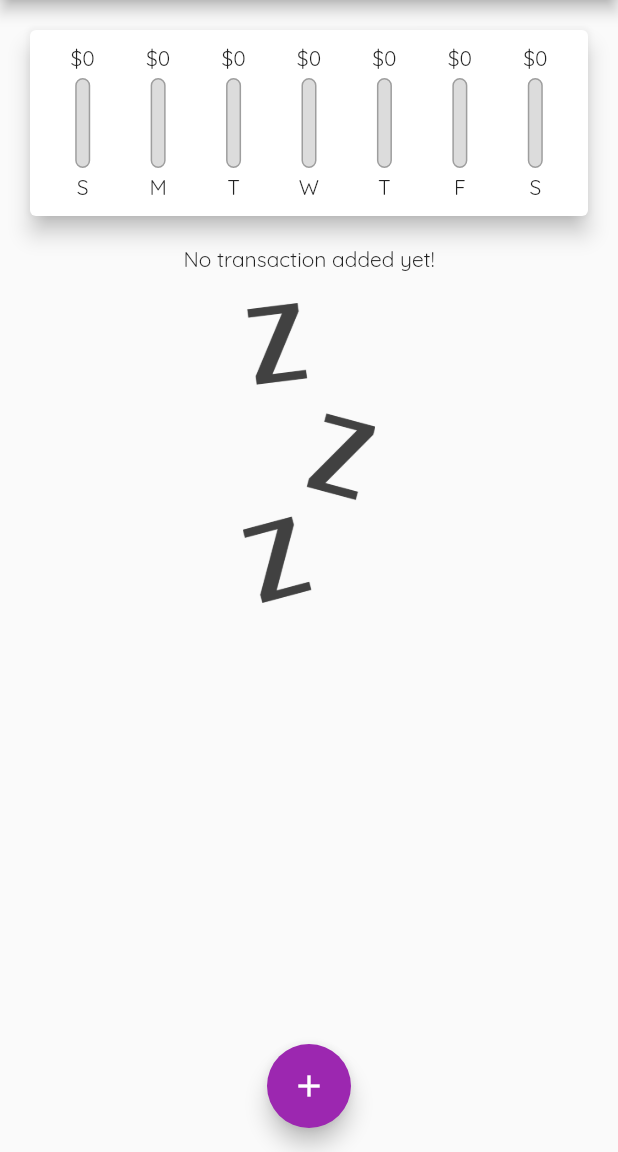
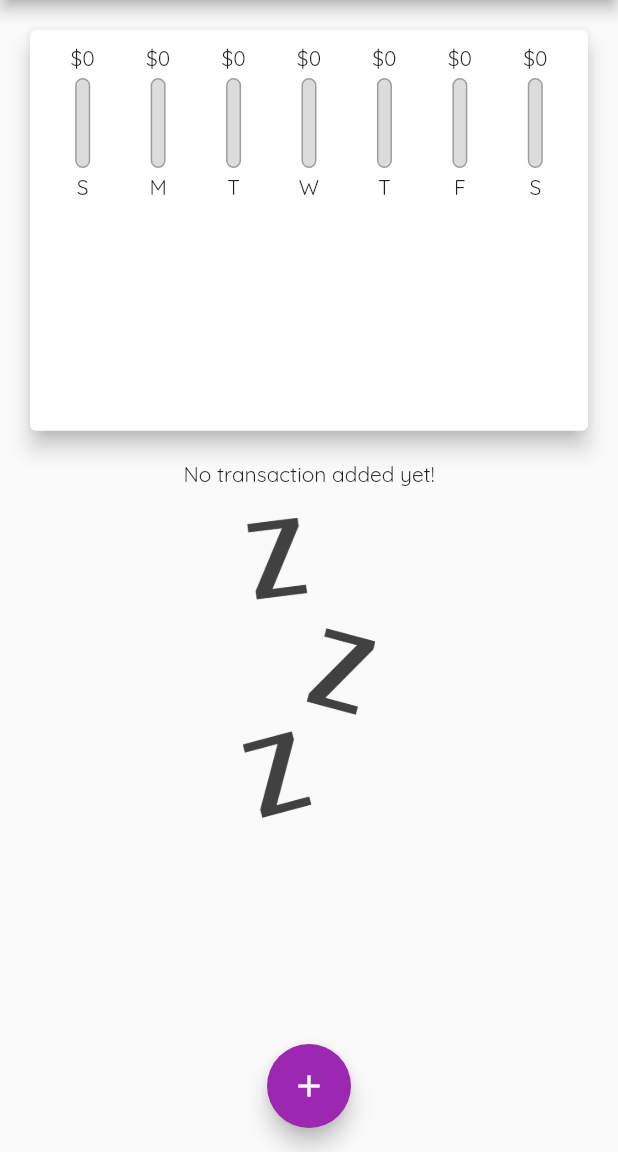
Before and after one commit to Hazrulidham28/money_tracker, a Flutter app: the screen it shows after launch, on a phone screen of 412 x 824 dp, the part 84-1236 px from its top. Run offline on Flutter 3.47's test engine with Material 2 defaults, Android fonts, the phone set to English and light mode, and no system bars.

Commit message:
improve ui

```diff
--- a/lib/main.dart
+++ b/lib/main.dart
@@ -102,8 +102,9 @@ class _MyHomePageState extends State<MyHomePage> {
 
   @override
   Widget build(BuildContext context) {
-    return Scaffold(
-      appBar: AppBar(
+    //why intialize appbar?
+    //to get its height
+    final appBar = AppBar(
       title: const Text('Personal Expenses'),
       //add something to appbar
       actions: [
@@ -112,7 +113,9 @@ class _MyHomePageState extends State<MyHomePage> {
           icon: const Icon(Icons.add),
         ),
       ],
-      ),
+    );
+    return Scaffold(
+      appBar: appBar,
       //make the body scrollable
       body: SingleChildScrollView(
         child: Column(
@@ -120,8 +123,20 @@ class _MyHomePageState extends State<MyHomePage> {
           crossAxisAlignment: CrossAxisAlignment.center,
           //column can has children which can consist multiple child
           children: <Widget>[
-            Chart(_recentTransactions),
-            TransactionList(_userTransactions, _deleteTransactions),
+            Container(
+              //to make the chart takes 40% of the screen with appbar and status bar which are padding top excluded
+              height: (MediaQuery.of(context).size.height -
+                      appBar.preferredSize.height -
+                      MediaQuery.of(context).padding.top) *
+                  0.4,
+              child: Chart(_recentTransactions),
+            ),
+            Container(
+                height: (MediaQuery.of(context).size.height -
+                        appBar.preferredSize.height -
+                        MediaQuery.of(context).padding.top) *
+                    0.6,
+                child: TransactionList(_userTransactions, _deleteTransactions)),
           ],
         ),
       ),
--- a/lib/widgets/transaction_list.dart
+++ b/lib/widgets/transaction_list.dart
@@ -16,8 +16,13 @@ class TransactionList extends StatelessWidget {
     //to make it scrollable on the list
     //wrap with container and defined it height
     //then wrap with single child scroll view
+
+    //can remove container if want
     return Container(
-      height: 450,
+      //height: 450,
+      //calculate height dynamically
+      //0.6 means only take 60% if the height
+      //height: MediaQuery.of(context).size.height * 0.6,
       //list view is same as column but it scrollable
       // list view builder is better performance than listview
       child: transactions.isEmpty
```
Lines whose indentation alone changed are shown as unchanged.
